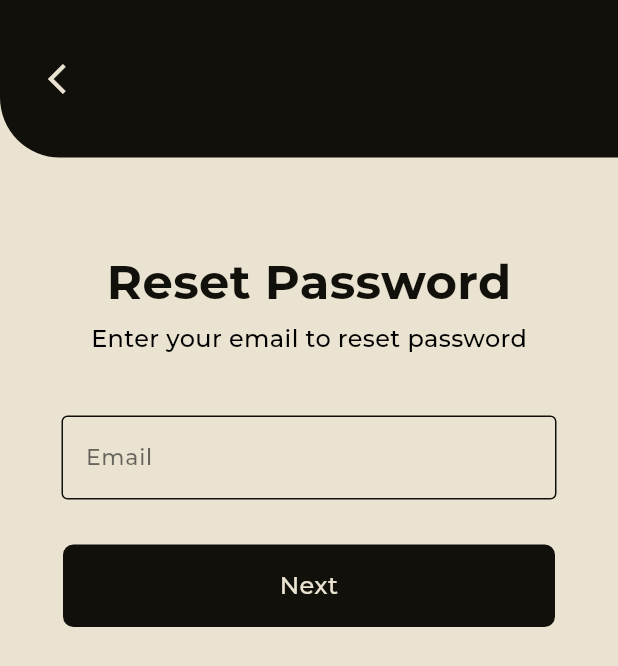
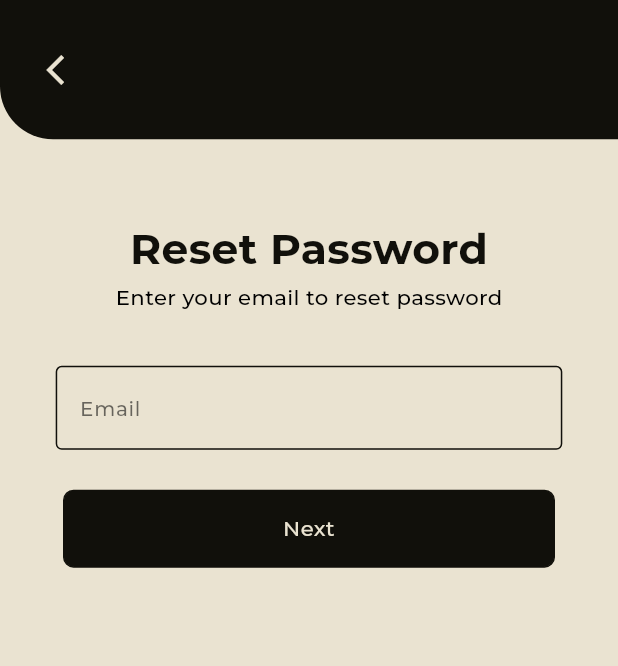
Before and after one commit to devdhan/Apollo, a Flutter app: the SignIn screen opened directly, after a tap on "Forgotten password? Reset", on a phone screen of 412 x 824 dp. Shown: the top 666 px of the screen. Run offline on Flutter 3.47's test engine with Material 3 defaults, Android fonts, the light colour scheme and no system bars; our stand-ins replace dio, flutter_screenutil, flutter_secure_storage; accounts and stored records are empty; project files that could hold a hidden picture were left out.

Commit message:
Updated Guest Mode Responsiveness

```diff
--- a/tutorials/lib/commons/custom_drawer.dart
+++ b/tutorials/lib/commons/custom_drawer.dart
@@ -1,5 +1,5 @@
 import 'package:flutter/material.dart';
-import 'package:tutorials/features/mainhomescreen/about_app.dart';
+import 'package:tutorials/features/homescreen/mainhomescreen/about_app.dart';
 import 'package:tutorials/commons/logout_dialog.dart';
 
 class CustomDrawer extends StatelessWidget {
--- a/tutorials/lib/features/authentication/presentation/reset_password_one.dart
+++ b/tutorials/lib/features/authentication/presentation/reset_password_one.dart
@@ -1,5 +1,6 @@
 import 'dart:convert';
 import 'package:flutter/material.dart';
+import 'package:flutter_screenutil/flutter_screenutil.dart';
 import 'package:http/http.dart' as http;
 import 'package:tutorials/commons/my_button.dart';
 import 'package:tutorials/commons/my_textfield.dart';
@@ -92,11 +93,11 @@ class _ResetPasswordOneState extends State<ResetPasswordOne> {
     return Scaffold(
       appBar: AppBar(
         backgroundColor: const Color(0xFF11100B),
-        shape: const RoundedRectangleBorder(
-            borderRadius: BorderRadius.only(bottomLeft: Radius.circular(40))),
-        toolbarHeight: kToolbarHeight + 49,
+        shape: RoundedRectangleBorder(
+            borderRadius: BorderRadius.only(bottomLeft: Radius.circular(40.r))),
+        toolbarHeight: (kToolbarHeight + 49).h,
         leading: Padding(
-          padding: const EdgeInsets.only(left: 24.0),
+          padding: EdgeInsets.only(left: 24.w),
           child: IconButton(
             icon: const Icon(Icons.arrow_back_ios),
             color: const Color(0xFFEAE3D1),
@@ -112,27 +113,27 @@ class _ResetPasswordOneState extends State<ResetPasswordOne> {
           child: Center(
             child: Column(
               children: [
-                const SizedBox(height: 60),
-                const Text(
+                SizedBox(height: 60.h),
+                Text(
                   'Reset Password',
                   style: TextStyle(
                     fontFamily: 'Montserrat',
-                    color: Color(0xFF11100B),
+                    color: const Color(0xFF11100B),
                     fontWeight: FontWeight.w700,
-                    fontSize: 32,
+                    fontSize: 32.sp,
                   ),
                 ),
-                const SizedBox(height: 3),
-                const Text(
+                SizedBox(height: 3.h),
+                Text(
                   'Enter your email to reset password',
                   style: TextStyle(
                     fontFamily: 'Montserrat',
-                    color: Color(0xFF000000),
+                    color: const Color(0xFF000000),
                     fontWeight: FontWeight.w500,
-                    fontSize: 16,
+                    fontSize: 16.sp,
                   ),
                 ),
-                const SizedBox(height: 40),
+                SizedBox(height: 40.h),
 
                 // Email text field
                 MyTextfield(
@@ -144,23 +145,23 @@ class _ResetPasswordOneState extends State<ResetPasswordOne> {
                 // Show email error
                 if (emailError.isNotEmpty)
                   Padding(
-                    padding: const EdgeInsets.only(top: 5.0),
+                    padding: EdgeInsets.only(top: 5.h),
                     child: Text(
                       emailError,
-                      style: const TextStyle(
+                      style: TextStyle(
                           color: Colors.red,
-                          fontSize: 10,
+                          fontSize: 10.sp,
                           fontWeight: FontWeight.w600),
                     ),
                   ),
 
-                const SizedBox(height: 30),
+                SizedBox(height: 30.h),
 
                 // Next button to trigger OTP request
                 MyButton(
                   onTap: () => sendOtp(context),
                   buttonText: 'Next',
-                  fontSize: 16,
+                  fontSize: 16.sp,
                   buttoncolor: const Color(0xFF11100B),
                   buttonTextColor: const Color(0xFFEAE3D1),
                 ),
--- a/tutorials/lib/features/authentication/presentation/sign_in.dart
+++ b/tutorials/lib/features/authentication/presentation/sign_in.dart
@@ -1,7 +1,8 @@
 import 'package:flutter/material.dart';
+import 'package:flutter_screenutil/flutter_screenutil.dart';
 import 'package:tutorials/commons/my_button.dart';
 import 'package:tutorials/commons/my_textfield.dart';
-import 'package:tutorials/features/mainhomescreen/chat_one.dart';
+import 'package:tutorials/features/homescreen/mainhomescreen/chat_one.dart';
 import 'package:tutorials/features/authentication/presentation/reset_password_one.dart';
 import 'package:dio/dio.dart';
 import 'package:flutter_secure_storage/flutter_secure_storage.dart';
@@ -110,9 +111,9 @@ class _SignInState extends State<SignIn> {
         shape: const RoundedRectangleBorder(
           borderRadius: BorderRadius.only(bottomLeft: Radius.circular(40)),
         ),
-        toolbarHeight: kToolbarHeight + 49,
+        toolbarHeight: (kToolbarHeight + 49).h,
         leading: Padding(
-          padding: const EdgeInsets.only(left: 24.0),
+          padding: EdgeInsets.only(left: 24.w),
           child: IconButton(
             icon: const Icon(Icons.arrow_back_ios),
             color: const Color(0xFFEAE3D1),
@@ -129,29 +130,29 @@ class _SignInState extends State<SignIn> {
           child: Center(
             child: Column(
               children: [
-                const SizedBox(height: 60),
+                SizedBox(height: 60.h),
                 // Sign in Text
-                const Text(
+                Text(
                   'Sign in',
                   style: TextStyle(
                     fontFamily: 'Montserrat',
-                    color: Color(0xFF11100B),
-                    fontSize: 32,
+                    color: const Color(0xFF11100B),
+                    fontSize: 32.sp,
                     fontWeight: FontWeight.w700,
                   ),
                 ),
 
                 // Welcome back text
-                const SizedBox(height: 3),
-                const Row(
+                SizedBox(height: 3.h),
+                Row(
                   mainAxisAlignment: MainAxisAlignment.center,
                   children: [
                     Text(
                       'APOLLO ',
                       style: TextStyle(
                         fontFamily: 'Montserrat',
-                        color: Color(0xFF000000),
-                        fontSize: 16,
+                        color: const Color(0xFF000000),
+                        fontSize: 16.sp,
                         fontWeight: FontWeight.w700,
                       ),
                     ),
@@ -159,8 +160,8 @@ class _SignInState extends State<SignIn> {
                       'welcome\'s you back!',
                       style: TextStyle(
                         fontFamily: 'Montserrat',
-                        color: Color.fromRGBO(0, 0, 0, 1),
-                        fontSize: 16,
+                        color: const Color(0xFF000000),
+                        fontSize: 16.sp,
                         fontWeight: FontWeight.w500,
                       ),
                     ),
@@ -168,7 +169,7 @@ class _SignInState extends State<SignIn> {
                 ),
 
                 // Email textfield
-                const SizedBox(height: 50),
+                SizedBox(height: 50.h),
                 MyTextfield(
                   controller: emailController,
                   hintText: 'Email',
@@ -177,14 +178,14 @@ class _SignInState extends State<SignIn> {
                 // Display email error message
                 if (emailError.isNotEmpty)
                   Padding(
-                    padding: const EdgeInsets.symmetric(horizontal: 43.0),
+                    padding: EdgeInsets.symmetric(horizontal: 43.w),
                     child: Align(
                       alignment: Alignment.centerLeft,
                       child: Text(
                         emailError,
-                        style: const TextStyle(
+                        style: TextStyle(
                           color: Colors.red,
-                          fontSize: 10,
+                          fontSize: 10.sp,
                           fontWeight: FontWeight.w600,
                         ),
                       ),
@@ -192,7 +193,7 @@ class _SignInState extends State<SignIn> {
                   ),
 
                 // Password textfield
-                const SizedBox(height: 30),
+                SizedBox(height: 30.h),
                 MyTextfield(
                   controller: passwordController,
                   hintText: 'Password',
@@ -202,14 +203,14 @@ class _SignInState extends State<SignIn> {
                 // Display password error message
                 if (passwordError.isNotEmpty)
                   Padding(
-                    padding: const EdgeInsets.symmetric(horizontal: 43.0),
+                    padding: EdgeInsets.symmetric(horizontal: 43.w),
                     child: Align(
                       alignment: Alignment.centerLeft,
                       child: Text(
                         passwordError,
-                        style: const TextStyle(
+                        style: TextStyle(
                           color: Colors.red,
-                          fontSize: 10,
+                          fontSize: 10.sp,
                           fontWeight: FontWeight.w600,
                         ),
                       ),
@@ -218,18 +219,18 @@ class _SignInState extends State<SignIn> {
 
                 // Forgot password,
                 Padding(
-                  padding: const EdgeInsets.symmetric(horizontal: 42.0),
+                  padding: EdgeInsets.symmetric(horizontal: 42.w),
                   child: Row(
                     mainAxisAlignment: MainAxisAlignment.end,
                     children: [
                       TextButton(
                         onPressed: resetPasswordOne,
-                        child: const Text(
+                        child: Text(
                           'Forgotten password? Reset',
                           style: TextStyle(
                             fontFamily: 'Montserrat',
-                            color: Color(0xBB11100B),
-                            fontSize: 12,
+                            color: const Color(0xBB11100B),
+                            fontSize: 12.sp,
                             decoration: TextDecoration.underline,
                           ),
                         ),
@@ -242,21 +243,21 @@ class _SignInState extends State<SignIn> {
                 MyButton(
                   onTap: signIn, // Call the API when button is pressed
                   buttonText: 'Sign in',
-                  fontSize: 16,
-                  buttoncolor: const Color.fromRGBO(17, 16, 11, 1),
+                  fontSize: 16.sp,
+                  buttoncolor: const Color(0xFF11100B),
                   buttonTextColor: const Color(0xFFEAE3D1),
                 ),
 
                 // Display general error message
                 if (generalError.isNotEmpty)
                   Padding(
-                    padding: const EdgeInsets.symmetric(
-                        horizontal: 42.0, vertical: 5.0),
+                    padding:
+                        EdgeInsets.symmetric(horizontal: 42.w, vertical: 5.h),
                     child: Text(
                       generalError,
-                      style: const TextStyle(
+                      style: TextStyle(
                         color: Colors.red,
-                        fontSize: 10,
+                        fontSize: 10.sp,
                         fontWeight: FontWeight.w600,
                       ),
                     ),
--- a/tutorials/lib/features/authentication/presentation/verify_email.dart
+++ b/tutorials/lib/features/authentication/presentation/verify_email.dart
@@ -1,6 +1,6 @@
 import 'package:flutter/material.dart';
 import 'package:tutorials/commons/my_button.dart';
-import 'package:tutorials/features/mainhomescreen/chat_one.dart';
+import 'package:tutorials/features/homescreen/mainhomescreen/chat_one.dart';
 
 class VerifyEmail extends StatelessWidget {
   const VerifyEmail({super.key});
--- a/tutorials/lib/features/mainhomescreen/chat_one.dart
+++ b/tutorials/lib/features/homescreen/mainhomescreen/chat_one.dart
@@ -1,9 +1,9 @@
 import 'package:flutter/material.dart';
 import 'package:tutorials/commons/bottom_textfield.dart';
 import 'package:tutorials/commons/my_button.dart';
-import 'package:tutorials/features/mainhomescreen/about_app.dart';
+import 'package:tutorials/features/homescreen/mainhomescreen/about_app.dart';
 import 'package:tutorials/commons/custom_drawer.dart';
-import 'package:tutorials/features/mainhomescreen/chat_two.dart';
+import 'package:tutorials/features/homescreen/mainhomescreen/chat_two.dart';
 //import 'package:tutorials/pages/search_history.dart';
 
 class ChatOne extends StatefulWidget {
--- a/tutorials/lib/features/mainhomescreen/chat_two.dart
+++ b/tutorials/lib/features/homescreen/mainhomescreen/chat_two.dart
@@ -1,8 +1,8 @@
 import 'package:flutter/material.dart';
 import 'package:tutorials/commons/bottom_textfield.dart';
 import 'package:tutorials/commons/custom_drawer.dart';
-import 'package:tutorials/features/mainhomescreen/chat_one.dart';
-import 'package:tutorials/features/mainhomescreen/about_app.dart';
+import 'package:tutorials/features/homescreen/mainhomescreen/chat_one.dart';
+import 'package:tutorials/features/homescreen/mainhomescreen/about_app.dart';
 
 class ChatTwo extends StatefulWidget {
   const ChatTwo({super.key});
--- a/tutorials/lib/main.dart
+++ b/tutorials/lib/main.dart
@@ -13,11 +13,11 @@ class MyApp extends StatelessWidget {
   @override
   Widget build(BuildContext context) {
     return ScreenUtilInit(
-      designSize: const Size(390, 844),
+      designSize: const Size(430, 932),
       minTextAdapt: true,
       splitScreenMode: true,
       builder: (context, child) {
-        return MaterialApp(
+        return const MaterialApp(
           home: SplashScreen(),
           debugShowCheckedModeBanner: false,
         );
--- a/tutorials/pubspec.yaml
+++ b/tutorials/pubspec.yaml
@@ -31,6 +31,8 @@ dependencies:
   cupertino_icons: ^1.0.6
   flutter_screenutil: ^5.9.3
   riverpod: ^2.6.1
+  lottie: ^3.3.1
+  animated_splash_screen: ^1.3.0
 
 dev_dependencies:
   flutter_test:
```
Also changed, not shown: tutorials/lib/features/authentication/presentation/otp_screen.dart (+17 -16 lines), tutorials/lib/features/authentication/presentation/reset_password_two.dart (+21 -20 lines), tutorials/lib/features/authentication/presentation/sign_up.dart (+25 -27 lines), tutorials/lib/features/authentication/presentation/splash_screen.dart (+4 -3 lines), tutorials/lib/features/authentication/presentation/welcome_screen.dart (+28 -27 lines), tutorials/lib/features/guestmode/presentation/guest_chat.dart (renamed from tutorials/lib/features/mainhomescreen/guest_chat.dart, +73 -73 lines), tutorials/lib/features/guestmode/presentation/guest_homepage.dart (renamed from tutorials/lib/features/mainhomescreen/guest_homepage.dart, +26 -25 lines), tutorials/lib/features/homescreen/mainhomescreen/about_app.dart (renamed from tutorials/lib/features/mainhomescreen/about_app.dart), tutorials/lib/features/homescreen/mainhomescreen/search_history.dart (renamed from tutorials/lib/features/mainhomescreen/search_history.dart), tutorials/lib/features/homescreen/profilescreen/profile.dart (renamed from tutorials/lib/features/profilescreen/profile.dart), tutorials/pubspec.lock.
